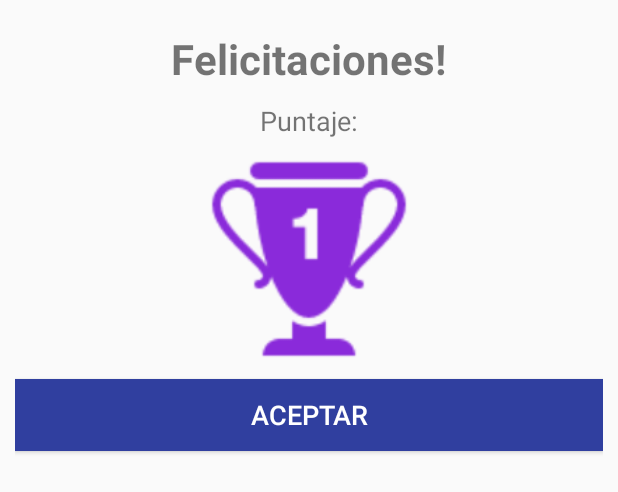
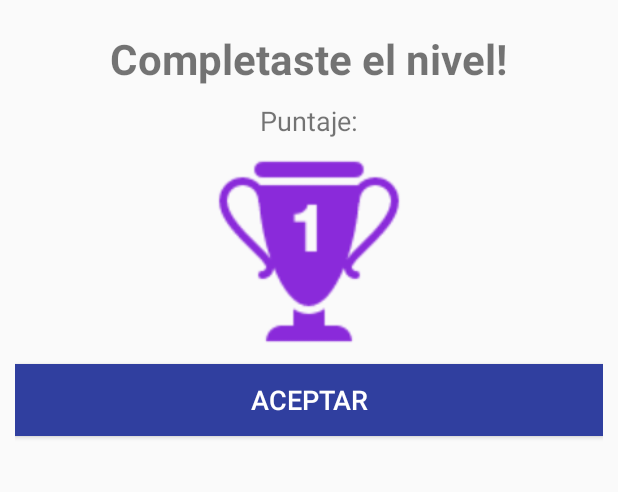
Before and after one commit to alfredorojas95/SenApp, an Android app: the layout dialog_complete_quiz.xml on its own in the app's theme, with its tools: preview values and no code run, on a phone screen of 412 x 824 dp. Shown: the top 492 px of the screen. Run offline under Robolectric (Android 15) with nearby library versions, the phone set to English and light mode, and no system bars.

```diff
--- a/app/src/main/res/layout/dialog_complete_quiz.xml
+++ b/app/src/main/res/layout/dialog_complete_quiz.xml
@@ -6,11 +6,11 @@
     android:padding="10dp">
 
     <TextView
-        android:text="Felicitaciones!"
+        android:text="Completaste el nivel!"
         android:layout_gravity="center"
         android:layout_width="wrap_content"
         android:layout_height="wrap_content"
-        android:id="@+id/textQuiz"
+        android:id="@+id/textDialog"
         android:textStyle="bold"
         android:layout_marginTop="10dp"
         android:textSize="28sp" />
@@ -25,8 +25,8 @@
         android:textSize="18sp" />
 
     <ImageView
-        android:layout_width="200dp"
-        android:layout_height="140dp"
+        android:layout_width="160dp"
+        android:layout_height="130dp"
         android:layout_gravity="center"
         app:srcCompat="@drawable/win"
         android:layout_marginTop="10dp"
--- a/app/src/main/res/layout/row.xml
+++ b/app/src/main/res/layout/row.xml
@@ -13,7 +13,8 @@
         android:id="@+id/icon"/>
         -->
 
-    <ImageView
+    <de.hdodenhof.circleimageview.CircleImageView
+        xmlns:app="http://schemas.android.com/apk/res-auto"
         android:layout_width="60dp"
         android:layout_height="60dp"
         android:padding="5dp"
```
Also changed, not shown: app/src/main/java/com/example/alfredo/senapp/testQuiz.java (+18 -4 lines).
